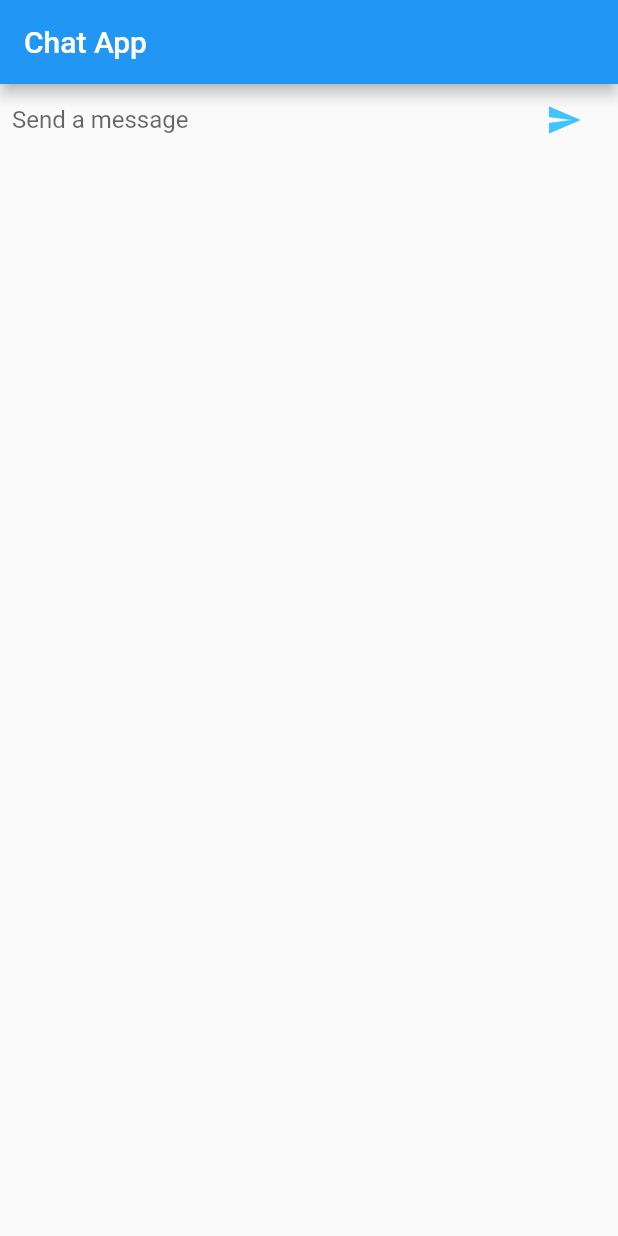
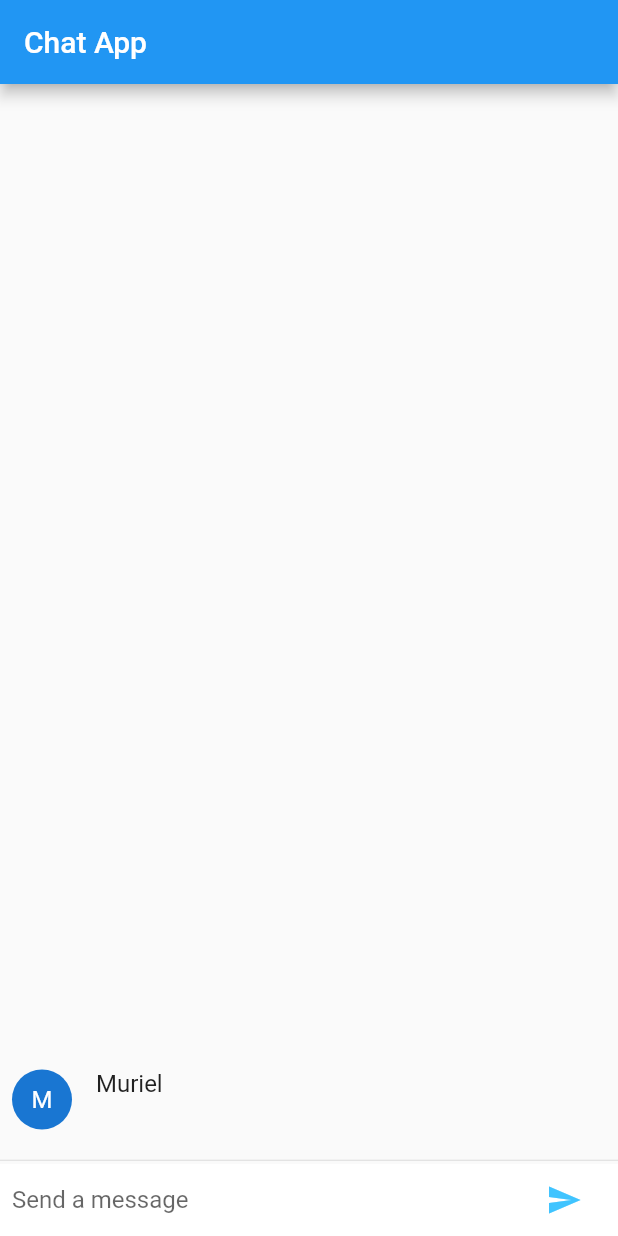
Before and after one commit to murielg/flutter-apps, a Flutter app: the screen it shows after launch, after a tap on the "send" icon, on a phone screen of 412 x 824 dp. Run offline on Flutter 3.47's test engine with Material 2 defaults, Android fonts, the phone set to English and light mode, and no system bars.

Commit message:
Messages UI

```diff
--- a/chat/lib/main.dart
+++ b/chat/lib/main.dart
@@ -3,6 +3,8 @@ import 'package:flutter/material.dart';
 void main() {
   runApp(new ChatApp());
 }
+
+const String _name = "Muriel";
 
 class ChatApp extends StatelessWidget {
   @override
@@ -20,6 +22,7 @@ class ChatScreen extends StatefulWidget {
 }
 
 class ChatScreenState extends State<ChatScreen> {
+  final List<ChatMessage> _messagesList = <ChatMessage>[];
   final TextEditingController _textController = new TextEditingController();
 
   @override
@@ -28,7 +31,27 @@ class ChatScreenState extends State<ChatScreen> {
       appBar: new AppBar(
         title: new Text("Chat App"),
       ),
-      body: _buildTextComposer(),
+      body: new Column(
+        children: <Widget>[
+          new Flexible(
+            child: new ListView.builder(
+              padding: new EdgeInsets.all(8.0),
+              reverse: true,
+              itemBuilder: (_, int index) => _messagesList[index],
+              itemCount: _messagesList.length,
+            ),
+          ),
+          new Divider(
+            height: 5.0,
+          ),
+          new Container(
+            decoration: new BoxDecoration(
+              color: Theme.of(context).cardColor
+            ),
+            child: _buildTextComposer(),
+          )
+        ],
+      )
     );
   }
 
@@ -63,8 +86,45 @@ class ChatScreenState extends State<ChatScreen> {
   }
 
   void _handleSubmitted (String messageText) {
-
+    _textController.clear();
+    ChatMessage message = new ChatMessage(
+      messageText: messageText
+    );
+    setState(() {
+      _messagesList.insert(0, message);
+    });
   }
 
+}
 
+class ChatMessage extends StatelessWidget {
+  ChatMessage({this.messageText});
+  final String messageText;
+  @override
+  Widget build(BuildContext context) {
+    return new Container(
+      margin: const EdgeInsets.symmetric(vertical: 10.0),
+      child: new Row(
+        crossAxisAlignment: CrossAxisAlignment.start,
+        children: <Widget>[
+          new Container(
+            margin: const EdgeInsets.only(right: 16.0),
+            child: new CircleAvatar(
+              child: new Text(_name[0]),
+            ),
+          ),
+          new Column(
+            crossAxisAlignment: CrossAxisAlignment.start,
+            children: <Widget>[
+              new Text(_name, style: Theme.of(context).textTheme.subhead),
+              new Container(
+                margin: const EdgeInsets.only(top: 5.0),
+                child: new Text(messageText),
+              )
+            ],
+          )
+        ],
+      ),
+    );
+  }
 }
```
